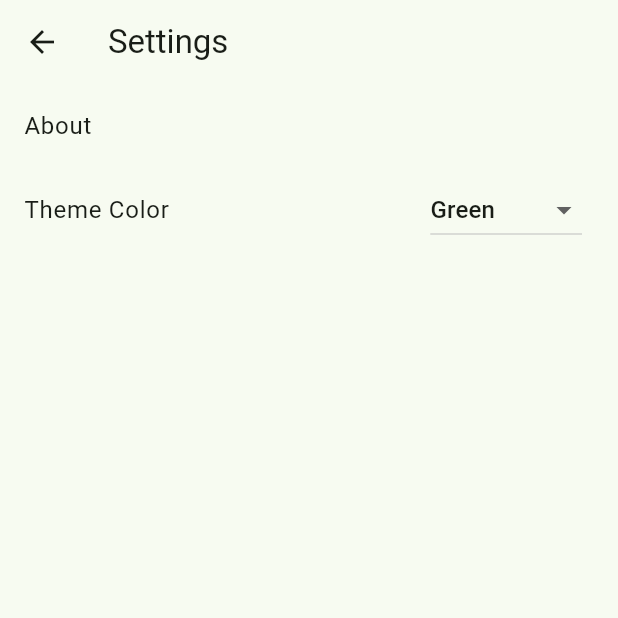
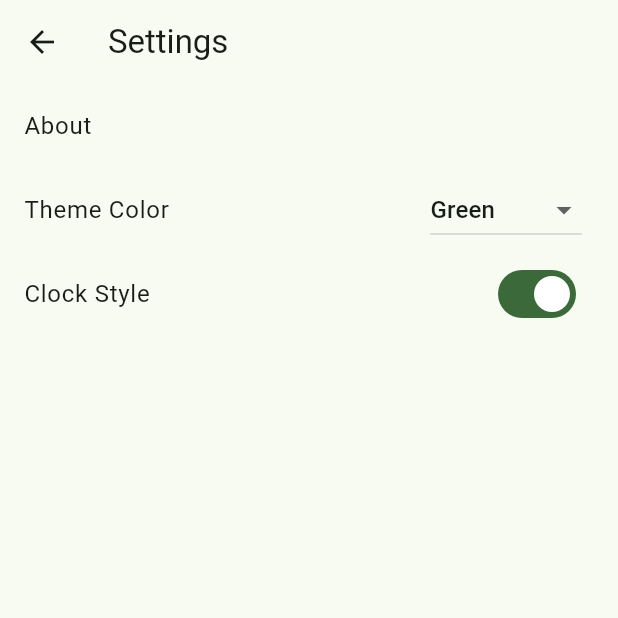
Before and after one commit to GT-610/lunadial, a Flutter app: the screen it shows after launch, after a tap on the "settings" icon, on a phone screen of 412 x 824 dp, the top half of it. Run offline on Flutter 3.47's test engine with Material 3 defaults, Android fonts, the phone set to English and light mode, and no system bars; our stand-ins replace analog_clock.

Commit message:
Add analog clock

```diff
--- a/lib/main.dart
+++ b/lib/main.dart
@@ -2,6 +2,7 @@ import 'dart:async';
 import 'package:flutter/material.dart';
 import 'package:provider/provider.dart';
 import 'package:intl/intl.dart';
+import 'package:analog_clock/analog_clock.dart'; // 新增：引入 analog_clock 包
 
 void main() {
   runApp(
@@ -14,11 +15,18 @@ void main() {
 
 class AppData extends ChangeNotifier {
   Color _selectedColor = Colors.green;
+  bool _isDigitalClock = true; // 新增：用于控制时钟样式，默认为数字时钟
 
   Color get selectedColor => _selectedColor;
+  bool get isDigitalClock => _isDigitalClock; // 新增：获取当前时钟样式
 
   void setSelectedColor(Color color) {
     _selectedColor = color;
+    notifyListeners();
+  }
+
+  void toggleClockStyle() { // 新增：切换时钟样式
+    _isDigitalClock = !_isDigitalClock;
     notifyListeners();
   }
 }
@@ -66,7 +74,6 @@ class _ClockHomePageState extends State<ClockHomePage> {
   double _calculateFontSize(BuildContext context) {
     final screenWidth = MediaQuery.of(context).size.width;
     final screenHeight = MediaQuery.of(context).size.height;
-    // 动态计算字体大小，取屏幕宽度和高度的较小值的一定比例
     return (screenWidth < screenHeight ? screenWidth : screenHeight) * 0.35;
   }
 
@@ -110,23 +117,53 @@ class _ClockHomePageState extends State<ClockHomePage> {
           ),
         ],
       ),
-      body: Center(
+      body: appData.isDigitalClock // 根据时钟样式选择显示内容
+          ? Center(
               child: Column(
                 mainAxisAlignment: MainAxisAlignment.center,
                 children: [
                   Text(
                     _currentDate,
-              style: TextStyle(fontSize: fontSize * 0.3), // 将日期字体大小调整为原来的70%
+                    style: TextStyle(fontSize: fontSize * 0.3),
                     textAlign: TextAlign.center,
                   ),
                   const SizedBox(height: 10),
                   Text(
                     _currentTime,
-              style: TextStyle(fontSize: fontSize), // 时间字体大小保持不变
+                    style: TextStyle(fontSize: fontSize),
                     textAlign: TextAlign.center,
                   ),
                 ],
               ),
+            )
+          : Row( // 新增：模拟时钟和留空布局
+              children: [
+                Expanded(
+                  child: Center(
+                    child: AnalogClock( // 替换为 analog_clock 包中的 AnalogClock 组件
+                      decoration: BoxDecoration(
+                        border: Border.all(width: 2.0, color: Colors.white),
+                        color: Colors.transparent,
+                        shape: BoxShape.circle,
+                      ),
+                      width: 400.0,
+                      isLive: true,
+                      hourHandColor: Colors.white,
+                      minuteHandColor: Colors.white,
+                      showSecondHand: true,
+                      numberColor: Colors.white,
+                      showNumbers: true,
+                      showAllNumbers: true,
+                      textScaleFactor: 1.4,
+                      showTicks: false,
+                      showDigitalClock: false,
+                    ),
+                  ),
+                ),
+                Expanded(
+                  child: Container(), // 空容器，用于留空
+                ),
+              ],
             ),
       backgroundColor: appData.selectedColor == Colors.black ? Colors.black : null,
     );
@@ -171,6 +208,15 @@ class SettingsPage extends StatelessWidget {
           ListTile(
             title: const Text('Theme Color'),
             trailing: ColorSelectionDropdown(),
+          ),
+          ListTile( // 新增：时钟样式切换选项
+            title: const Text('Clock Style'),
+            trailing: Switch(
+              value: appData.isDigitalClock,
+              onChanged: (value) {
+                appData.toggleClockStyle(); // 切换时钟样式
+              },
+            ),
           ),
         ],
       ),
--- a/pubspec.yaml
+++ b/pubspec.yaml
@@ -36,6 +36,7 @@ dependencies:
   cupertino_icons: ^1.0.8
   intl: ^0.20.2
   provider: ^6.1.5
+  analog_clock: ^0.1.0
 
 dev_dependencies:
   flutter_test:
```
Also changed, not shown: pubspec.lock. Lines whose indentation alone changed are shown as unchanged.
